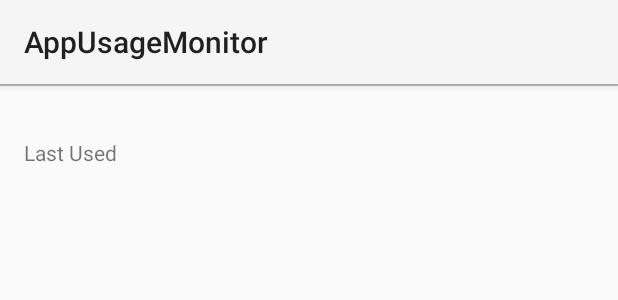
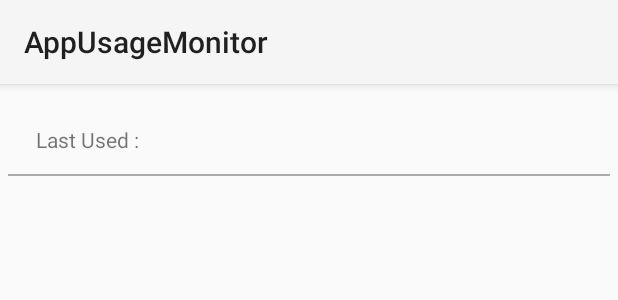
Before and after one commit to janikagahalot/AppUsageMonitor, an Android app: the layout app_usage_details.xml on its own in the app's theme, with its tools: preview values and no code run, on a phone screen of 412 x 824 dp. Shown: the top 300 px of the screen. Run offline under Robolectric (Android 15) with nearby library versions, the phone set to English and light mode, and no system bars.

Commit message:
ui updates

```diff
--- a/app/src/main/AndroidManifest.xml
+++ b/app/src/main/AndroidManifest.xml
@@ -1,6 +1,7 @@
 <?xml version="1.0" encoding="utf-8"?>
 <manifest xmlns:android="http://schemas.android.com/apk/res/android"
     package="com.appusagemonitor" >
+    <uses-permission android:name="android.permission.PACKAGE_USAGE_STATS"/>
 
     <application
         android:allowBackup="true"
--- a/app/src/main/res/layout/activity_main.xml
+++ b/app/src/main/res/layout/activity_main.xml
@@ -2,9 +2,7 @@
     android:id="@+id/container"
     xmlns:android="http://schemas.android.com/apk/res/android"
     xmlns:tools="http://schemas.android.com/tools" android:layout_width="match_parent"
-    android:layout_height="match_parent" android:paddingLeft="@dimen/activity_horizontal_margin"
-    android:paddingRight="@dimen/activity_horizontal_margin" android:paddingTop="@dimen/activity_vertical_margin"
-    android:paddingBottom="@dimen/activity_vertical_margin" tools:context=".MainActivity">
+    android:layout_height="match_parent"  tools:context=".MainActivity">
 
 
 </RelativeLayout>
--- a/app/src/main/res/layout/app_usage_details.xml
+++ b/app/src/main/res/layout/app_usage_details.xml
@@ -3,19 +3,24 @@
     android:layout_height="72dp"
     >
 
-    <LinearLayout android:layout_width="wrap_content"
+    <LinearLayout android:layout_width="match_parent"
         android:layout_height="wrap_content"
+        android:id="@+id/linear_layout"
         android:orientation="horizontal"
-        android:layout_centerVertical="true"
-        android:gravity="center_vertical"
+        android:layout_alignParentLeft="true"
+        android:layout_alignParentTop="true"
+        android:layout_centerHorizontal="true"
+        android:padding="8dp"
         >
         <ImageView android:id="@+id/app_icon"
             android:layout_width="wrap_content"
             android:layout_height="wrap_content"
+            android:layout_gravity="center_vertical"
             />
         <LinearLayout android:layout_width="wrap_content"
             android:layout_height="wrap_content"
             android:layout_marginLeft="16dp"
+            android:layout_gravity="center_vertical"
             android:orientation="vertical"
             >
 
@@ -34,7 +39,7 @@
                     android:id="@+id/textview_last_time_used_label"
                     android:layout_width="wrap_content"
                     android:layout_height="wrap_content"
-                    android:text="@string/last_time_used"
+                    android:text= "@string/last_time_used"
                     />
 
                 <TextView
@@ -46,9 +51,14 @@
         </LinearLayout>
     </LinearLayout>
 
-    <View android:id="@+id/divider"
+    <View
         android:layout_width="match_parent"
         android:layout_height="1dp"
-        android:background="#bbbbbb"/>
+        android:layout_below="@+id/linear_layout"
+        android:layout_marginLeft="5dp"
+        android:layout_marginTop="5dp"
+        android:layout_marginRight="5dp"
+        android:background="@android:color/darker_gray"/>
+
 
 </RelativeLayout>
--- a/app/src/main/res/values/strings.xml
+++ b/app/src/main/res/values/strings.xml
@@ -4,6 +4,6 @@
     <string name="hello_world">Hello world!</string>
     <string name="action_settings">Settings</string>
     <string name="open_setting">open settings</string>
-    <string name="last_time_used">Last Used</string>
+    <string name="last_time_used">Last Used  :</string>
     <string name="permission_required">Please provide permission to monitor app usage</string>
 </resources>
```
Also changed, not shown: app/src/main/java/com/appusagemonitor/AppUsageDetails.java (+18 -2 lines), app/src/main/java/com/appusagemonitor/AppUsageMonitorFragment.java (+37 -15 lines), app/src/main/java/com/appusagemonitor/AppUsageMonitorListAdapter.java (+27 -8 lines), app/src/main/java/com/appusagemonitor/MainActivity.java (+0 -23 lines), app/src/main/res/layout/fragment_app_usage_monitor.xml (+2 -5 lines), 1 other file.
